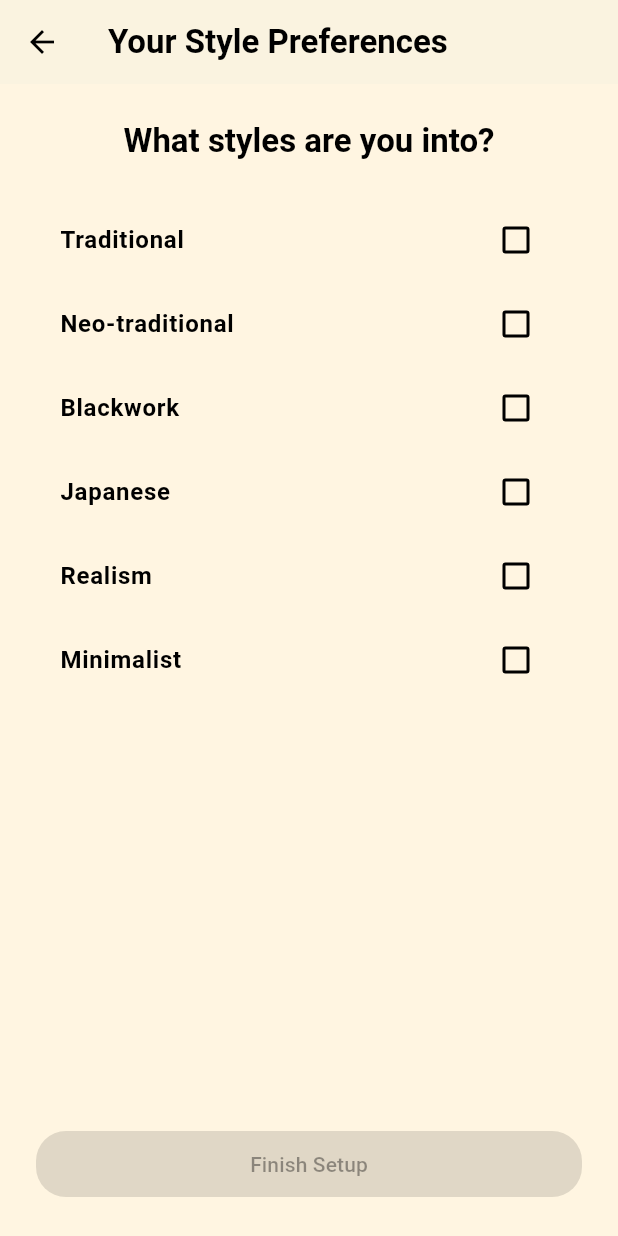
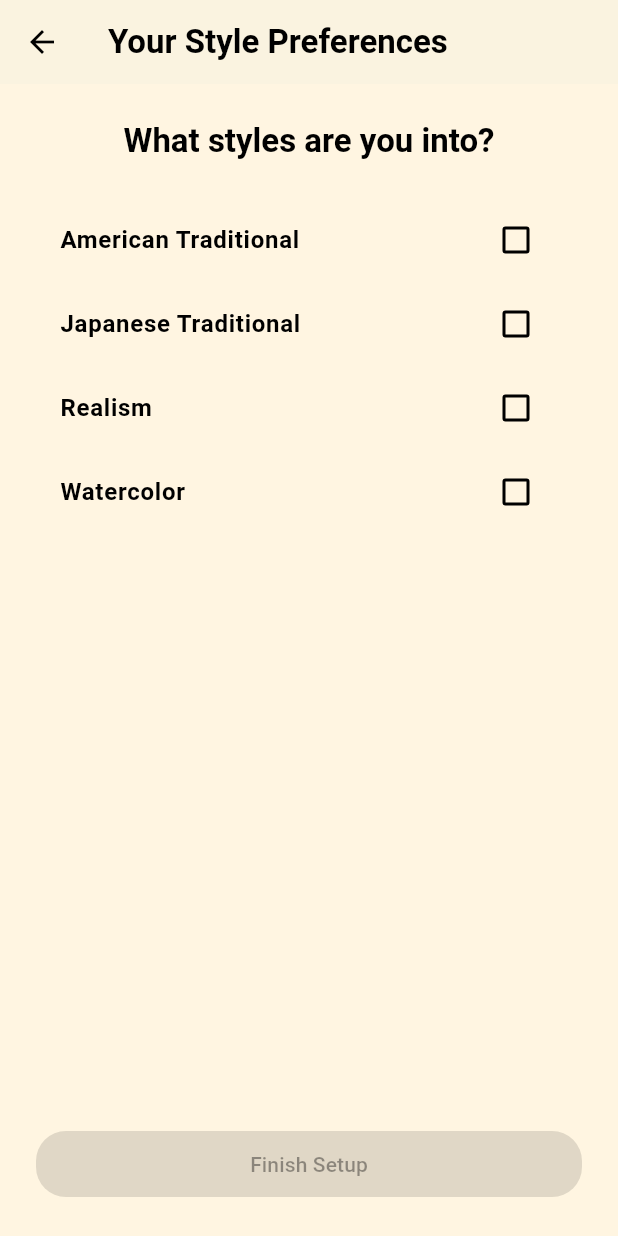
Before and after one commit to kbremont/tattoo-app, a Flutter app: the StylePreferenceScreen screen opened by its route, on a phone screen of 412 x 824 dp. Run offline on Flutter 3.47's test engine with Material 3 defaults, Android fonts, the phone set to English and light mode, and no system bars; our stand-ins replace device_info_plus, flutter_dotenv, flutter_riverpod, image_picker, jwt_decoder; missing offline and left inert: auth0_flutter, connectrpc, protobuf.

Commit message:
update artist profile and style preferences screens to display style preferences

```diff
--- a/frontend/tattooapp/lib/src/features/user/presentation/style_preference_screen.dart
+++ b/frontend/tattooapp/lib/src/features/user/presentation/style_preference_screen.dart
@@ -13,16 +13,14 @@ class StylePreferenceScreen extends ConsumerStatefulWidget {
 }
 
 class _StylePreferenceScreenState extends ConsumerState<StylePreferenceScreen> {
-  final List<String> _styles = [
-    'Traditional',
-    'Neo-traditional',
-    'Blackwork',
-    'Japanese',
-    'Realism',
-    'Minimalist',
-  ];
+  final Map<TattooStyles, String> _styles = {
+    TattooStyles.americanTraditional: 'American Traditional',
+    TattooStyles.japaneseTraditional: 'Japanese Traditional',
+    TattooStyles.realism: 'Realism',
+    TattooStyles.watercolor: 'Watercolor',
+  };
 
-  final Set<String> _selectedStyles = {};
+  final Set<TattooStyles> _selectedStyles = {};
 
   void _onContinue() async {
     // update user state with selected styles
@@ -76,6 +74,8 @@ class _StylePreferenceScreenState extends ConsumerState<StylePreferenceScreen> {
     final userState = ref.watch(newUserStateProvider);
     final isArtist = userState.role == UserRole.artist;
 
+    final stylesKeys = _styles.keys.toList();
+
     final title =
         isArtist
             ? 'What styles do you specialize in?'
@@ -98,12 +98,12 @@ class _StylePreferenceScreenState extends ConsumerState<StylePreferenceScreen> {
             const SizedBox(height: 24),
             Expanded(
               child: ListView.builder(
-                itemCount: _styles.length,
+                itemCount: stylesKeys.length,
                 itemBuilder: (context, index) {
-                  final style = _styles[index];
+                  final style = stylesKeys[index];
                   final isSelected = _selectedStyles.contains(style);
                   return CheckboxListTile(
-                    title: Text(style),
+                    title: Text(_styles[style]!),
                     value: isSelected,
                     onChanged: (selected) {
                       setState(() {
```
Also changed, not shown: frontend/tattooapp/lib/src/features/artist/presentation/artist_profile_screen.dart (+36 -0 lines).
